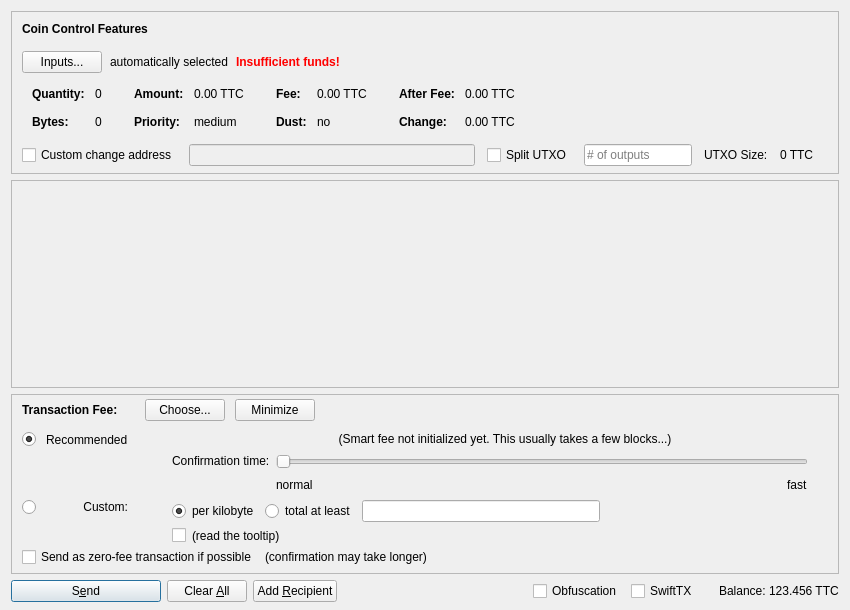
First picture: the form in src/qt/forms/sendcoinsdialog.ui, repository Limitless-VIP/Limitless, before the edit.
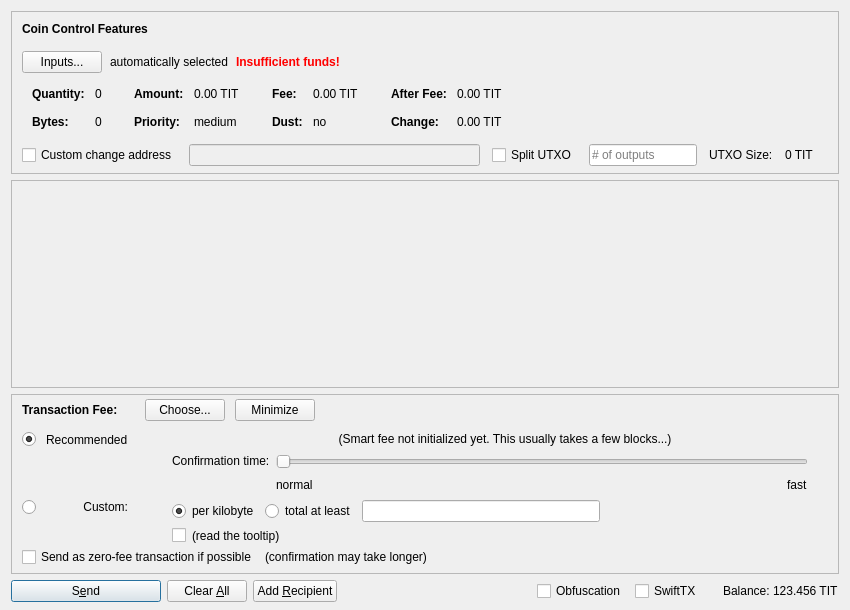
Second picture: the form after the edit. Icons and pictures are not drawn. Custom widgets are drawn as their Qt base class.

```diff
--- a/src/qt/forms/sendcoinsdialog.ui
+++ b/src/qt/forms/sendcoinsdialog.ui
@@ -324,7 +324,7 @@
                   <enum>Qt::ActionsContextMenu</enum>
                  </property>
                  <property name="text">
-                  <string notr="true">0.00 TTC</string>
+                  <string notr="true">0.00 TIT</string>
                  </property>
                  <property name="textInteractionFlags">
                   <set>Qt::LinksAccessibleByMouse|Qt::TextSelectableByKeyboard|Qt::TextSelectableByMouse</set>
@@ -404,7 +404,7 @@
                   <enum>Qt::ActionsContextMenu</enum>
                  </property>
                  <property name="text">
-                  <string notr="true">0.00 TTC</string>
+                  <string notr="true">0.00 TIT</string>
                  </property>
                  <property name="textInteractionFlags">
                   <set>Qt::LinksAccessibleByMouse|Qt::TextSelectableByKeyboard|Qt::TextSelectableByMouse</set>
@@ -484,7 +484,7 @@
                   <enum>Qt::ActionsContextMenu</enum>
                  </property>
                  <property name="text">
-                  <string notr="true">0.00 TTC</string>
+                  <string notr="true">0.00 TIT</string>
                  </property>
                  <property name="textInteractionFlags">
                   <set>Qt::LinksAccessibleByMouse|Qt::TextSelectableByKeyboard|Qt::TextSelectableByMouse</set>
@@ -513,7 +513,7 @@
                   <enum>Qt::ActionsContextMenu</enum>
                  </property>
                  <property name="text">
-                  <string notr="true">0.00 TTC</string>
+                  <string notr="true">0.00 TIT</string>
                  </property>
                  <property name="textInteractionFlags">
                   <set>Qt::LinksAccessibleByMouse|Qt::TextSelectableByKeyboard|Qt::TextSelectableByMouse</set>
@@ -594,7 +594,7 @@
           <item>
            <widget class="QLabel" name="labelBlockSize">
             <property name="text">
-             <string>0 TTC</string>
+             <string>0 TIT</string>
             </property>
            </widget>
           </item>
@@ -1435,7 +1435,7 @@
           <cursorShape>IBeamCursor</cursorShape>
          </property>
          <property name="text">
-          <string notr="true">123.456 TTC</string>
+          <string notr="true">123.456 TIT</string>
          </property>
          <property name="textInteractionFlags">
           <set>Qt::LinksAccessibleByMouse|Qt::TextSelectableByKeyboard|Qt::TextSelectableByMouse</set>
```
Left out of the diff: 4 changed lines with no effect on the pictures.
